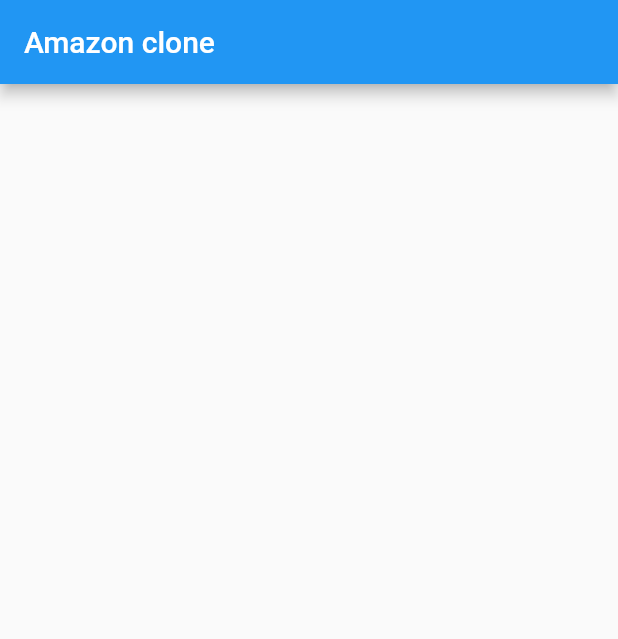
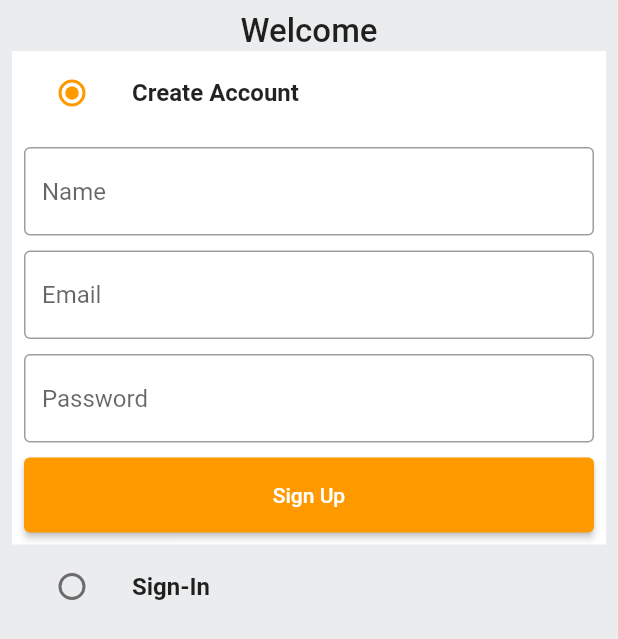
Before and after one commit to lehiep1610/E-commerce-app, a Flutter app: the screen it shows after launch, on a phone screen of 412 x 824 dp. Shown: the top 639 px of the screen. Run offline on Flutter 3.47's test engine with Material 2 defaults, Android fonts, the phone set to English and light mode, and no system bars.

```diff
--- /dev/null
+++ b/lib/common/widgets/custom_button.dart
@@ -0,0 +1,19 @@
+import 'package:flutter/material.dart';
+
+class CustomButton extends StatelessWidget {
+  final String text;
+  final VoidCallback onTap;
+  const CustomButton({Key? key, required this.text, required this.onTap})
+      : super(key: key);
+
+  @override
+  Widget build(BuildContext context) {
+    return ElevatedButton(
+      onPressed: onTap,
+      style: ElevatedButton.styleFrom(
+        minimumSize: const Size(double.infinity, 50),
+      ),
+      child: Text(text),
+    );
+  }
+}
--- /dev/null
+++ b/lib/common/widgets/custom_textfield.dart
@@ -0,0 +1,26 @@
+import 'package:flutter/material.dart';
+
+class CustomTextField extends StatelessWidget {
+  final TextEditingController controller;
+  final String hintText;
+  const CustomTextField(
+      {Key? key, required this.controller, required this.hintText})
+      : super(key: key);
+
+  @override
+  Widget build(BuildContext context) {
+    return TextFormField(
+      controller: controller,
+      decoration: InputDecoration(
+        hintText: hintText,
+        border: const OutlineInputBorder(
+          borderSide: BorderSide(color: Colors.black38),
+        ),
+        enabledBorder: const OutlineInputBorder(
+          borderSide: BorderSide(color: Colors.black38),
+        ),
+      ),
+      validator: (val) {},
+    );
+  }
+}
--- /dev/null
+++ b/lib/constants/global_variables.dart
@@ -0,0 +1,17 @@
+import 'package:flutter/material.dart';
+
+class GlobalVariables {
+  static const appBarGradient = LinearGradient(
+    colors: [
+      Color.fromARGB(255, 29, 201, 192),
+      Color.fromARGB(255, 125, 221, 216),
+    ],
+    stops: [0.5, 1.0],
+  );
+
+  static const secondaryColor = Color.fromRGBO(255, 153, 0, 1);
+  static const backgroundColor = Colors.white;
+  static const Color greyBackgroundCOlor = Color(0xffebecee);
+  static var selectedNavBarColor = Colors.cyan[800]!;
+  static const unselectedNavBarColor = Colors.black87;
+}
--- /dev/null
+++ b/lib/features/auth/screens/auth_screen.dart
@@ -0,0 +1,144 @@
+import 'package:e_commerce_app/common/widgets/custom_button.dart';
+import 'package:e_commerce_app/common/widgets/custom_textfield.dart';
+import 'package:e_commerce_app/constants/global_variables.dart';
+import 'package:flutter/material.dart';
+
+enum Auth {
+  signin,
+  signup,
+}
+
+class AuthScreen extends StatefulWidget {
+  static const routeName = '/auth-svcreen';
+  const AuthScreen({Key? key}) : super(key: key);
+
+  @override
+  State<AuthScreen> createState() => _AuthScreenState();
+}
+
+class _AuthScreenState extends State<AuthScreen> {
+  Auth _auth = Auth.signup;
+  final _signupFormKey = GlobalKey<FormState>();
+  final _signinFormKey = GlobalKey<FormState>();
+
+  final TextEditingController _emailController = TextEditingController();
+  final TextEditingController _passwordController = TextEditingController();
+  final TextEditingController _nameController = TextEditingController();
+
+  @override
+  void dispose() {
+    super.dispose();
+    _emailController.dispose();
+    _passwordController.dispose();
+    _nameController.dispose();
+  }
+
+  @override
+  Widget build(BuildContext context) {
+    return Scaffold(
+      backgroundColor: GlobalVariables.greyBackgroundCOlor,
+      body: SafeArea(
+        child: Padding(
+          padding: const EdgeInsets.all(8.0),
+          child: Column(
+            children: [
+              const Text(
+                'Welcome',
+                style: TextStyle(fontSize: 22, fontWeight: FontWeight.w500),
+              ),
+              ListTile(
+                tileColor: _auth == Auth.signup
+                    ? GlobalVariables.backgroundColor
+                    : GlobalVariables.greyBackgroundCOlor,
+                title: const Text(
+                  'Create Account',
+                  style: TextStyle(fontWeight: FontWeight.bold),
+                ),
+                leading: Radio<Auth>(
+                  activeColor: GlobalVariables.secondaryColor,
+                  value: Auth.signup,
+                  groupValue: _auth,
+                  onChanged: (Auth? val) {
+                    setState(() {
+                      _auth = val!;
+                    });
+                  },
+                ),
+              ),
+              if (_auth == Auth.signup)
+                Container(
+                  padding: const EdgeInsets.all(8),
+                  color: GlobalVariables.backgroundColor,
+                  child: Form(
+                    key: _signupFormKey,
+                    child: Column(
+                      children: [
+                        CustomTextField(
+                          controller: _nameController,
+                          hintText: 'Name',
+                        ),
+                        const SizedBox(height: 10),
+                        CustomTextField(
+                          controller: _emailController,
+                          hintText: 'Email',
+                        ),
+                        const SizedBox(height: 10),
+                        CustomTextField(
+                          controller: _passwordController,
+                          hintText: 'Password',
+                        ),
+                        const SizedBox(height: 10),
+                        CustomButton(text: 'Sign Up', onTap: () {})
+                      ],
+                    ),
+                  ),
+                ),
+              ListTile(
+                tileColor: _auth == Auth.signin
+                    ? GlobalVariables.backgroundColor
+                    : GlobalVariables.greyBackgroundCOlor,
+                title: const Text(
+                  'Sign-In',
+                  style: TextStyle(fontWeight: FontWeight.bold),
+                ),
+                leading: Radio<Auth>(
+                  activeColor: GlobalVariables.secondaryColor,
+                  value: Auth.signin,
+                  groupValue: _auth,
+                  onChanged: (Auth? val) {
+                    setState(() {
+                      _auth = val!;
+                    });
+                  },
+                ),
+              ),
+              if (_auth == Auth.signin)
+                Container(
+                  padding: const EdgeInsets.all(8),
+                  color: GlobalVariables.backgroundColor,
+                  child: Form(
+                    key: _signinFormKey,
+                    child: Column(
+                      children: [
+                        CustomTextField(
+                          controller: _emailController,
+                          hintText: 'Email',
+                        ),
+                        const SizedBox(height: 10),
+                        CustomTextField(
+                          controller: _passwordController,
+                          hintText: 'Password',
+                        ),
+                        const SizedBox(height: 10),
+                        CustomButton(text: 'Sign In', onTap: () {})
+                      ],
+                    ),
+                  ),
+                ),
+            ],
+          ),
+        ),
+      ),
+    );
+  }
+}
--- /dev/null
+++ b/lib/features/auth/services/auth_service.dart
@@ -0,0 +1 @@
+class AuthService {}
--- a/lib/main.dart
+++ b/lib/main.dart
@@ -1,4 +1,8 @@
+import 'package:e_commerce_app/features/auth/screens/auth_screen.dart';
 import 'package:flutter/material.dart';
+
+import 'package:e_commerce_app/constants/global_variables.dart';
+import 'package:e_commerce_app/router.dart';
 
 void main() {
   runApp(const MyApp());
@@ -12,30 +16,15 @@ class MyApp extends StatelessWidget {
     return MaterialApp(
       title: 'Amazon clone',
       theme: ThemeData(
-        primarySwatch: Colors.blue,
+        scaffoldBackgroundColor: GlobalVariables.backgroundColor,
+        colorScheme: const ColorScheme.light(
+          primary: GlobalVariables.secondaryColor,
+        ),
+        appBarTheme: const AppBarTheme(elevation: 0),
+        iconTheme: const IconThemeData(color: Colors.black),
       ),
-      home: const MyHomePage(),
+      onGenerateRoute: (settings) => generateRoute(settings),
+      home: const AuthScreen(),
     );
   }
 }
-
-class MyHomePage extends StatefulWidget {
-  const MyHomePage({Key? key}) : super(key: key);
-
-  @override
-  State<MyHomePage> createState() => _MyHomePageState();
-}
-
-class _MyHomePageState extends State<MyHomePage> {
-  int _counter = 0;
-
-  @override
-  Widget build(BuildContext context) {
-    return Scaffold(
-      appBar: AppBar(
-        title: const Text('Amazon clone'),
-      ),
-      body: Container(),
-    );
-  }
-}
```
Also changed, not shown: lib/router.dart (added, +21 -0 lines), 5 other files.
